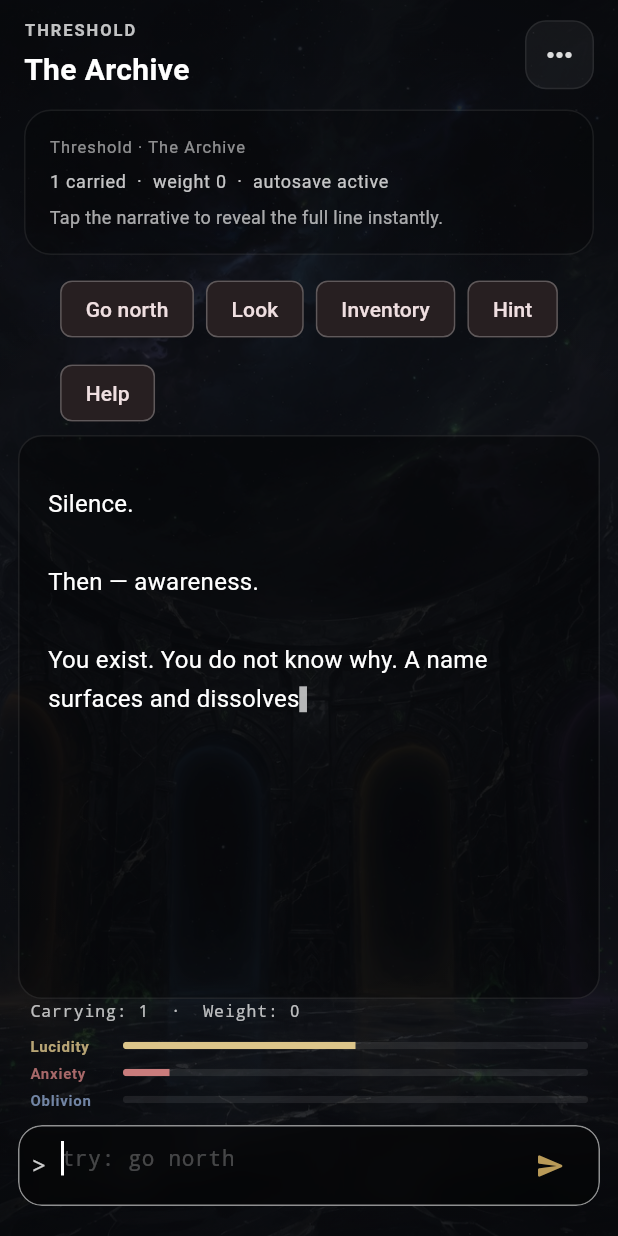
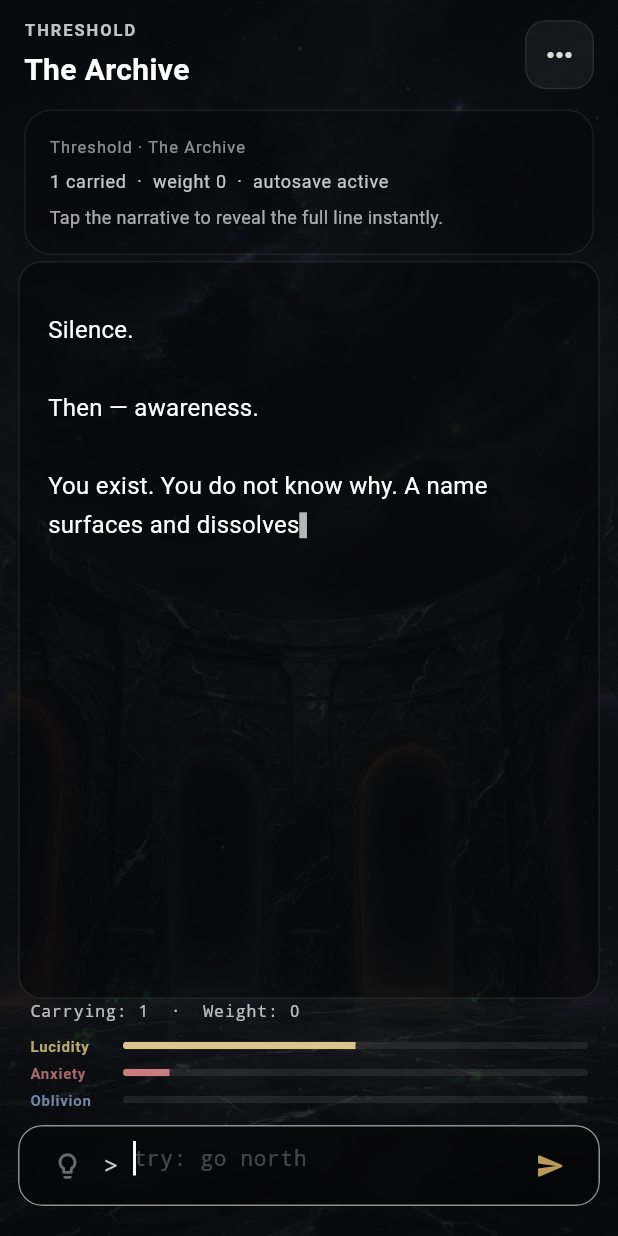
Before and after one commit to Vale717171/archive-of-oblivion, a Flutter app: the GameScreen screen opened directly, on a phone screen of 412 x 824 dp. Run offline on Flutter 3.47's test engine with Material 3 defaults, Android fonts, the phone set to English and light mode, and no system bars; our stand-ins replace flutter_riverpod, just_audio, sqflite; missing offline and left inert: audio_session; accounts and stored records are empty; Roboto replaces fonts that are missing (Georgia); statements that could not run were skipped.

Commit message:
fix: collapsible assist tray + La Zona early-game guard
- game_screen.dart: QuickCommandBar and Reuse chip moved behind a
  lightbulb toggle in the input row; hidden by default so the text
  area has maximum space. AnimatedSize tray between text and status bar.
- game_engine_provider.dart: La Zona now requires hasExplored (at least
  one simulacrum or non-zone puzzle) before activation; prevents 40%
  Zone roll on the second navigation command of a fresh game.
- docs/work_log.md: session entry prepended.

```diff
--- a/lib/features/game/game_engine_provider.dart
+++ b/lib/features/game/game_engine_provider.dart
@@ -3476,6 +3476,14 @@ class GameEngineNotifier extends AsyncNotifier<GameEngineState> {
         return 0; // Still in zone (haven't responded yet)
       }
     }
+
+    // La Zona must not interrupt a player who has not truly explored yet.
+    // Require at least one simulacrum found OR one non-zone puzzle completed.
+    // This prevents the Zone from activating on the very first navigations
+    // (e.g. consecutive_transits hits 2 after just two moves on a fresh game).
+    final bool hasExplored = simulacraCount > 0 ||
+        s.completedPuzzles.any((p) => !p.startsWith('zone_'));
+    if (!hasExplored) return 0;
 
     double prob;
 
--- a/lib/features/ui/game_screen.dart
+++ b/lib/features/ui/game_screen.dart
@@ -78,6 +78,10 @@ class _GameScreenState extends ConsumerState<GameScreen> {
   // -1 = "not yet observed" so the very first build never fires a threshold haptic.
   int _lastObservedOblivionLevel = -1;
   String? _lastSubmittedCommand;
+
+  // Assist tray (quick commands + reuse) — hidden by default so the text
+  // area gets maximum space; toggled by the lightbulb icon in the input row.
+  bool _assistVisible = false;
 
   // Walkthrough mode — activated by the secret unlock command.
   // Never persisted; resets to false on every app restart.
@@ -832,28 +836,6 @@ class _GameScreenState extends ConsumerState<GameScreen> {
                           typewriterRunning: _typewriterRunning,
                         ),
                       ),
-                    if (quickCommands.isNotEmpty)
-                      Padding(
-                        padding: const EdgeInsets.fromLTRB(16, 12, 16, 0),
-                        child: _QuickCommandBar(
-                          commands: quickCommands,
-                          onCommand: _queueQuickCommand,
-                          narrativeColor: narrativeColor,
-                        ),
-                      ),
-                    if (lastCommand != null)
-                      Padding(
-                        padding: const EdgeInsets.fromLTRB(16, 10, 16, 0),
-                        child: Align(
-                          alignment: Alignment.centerLeft,
-                          child: ActionChip(
-                            label: Text('Reuse: $lastCommand'),
-                            onPressed: () => _queueQuickCommand(lastCommand, submit: false),
-                            backgroundColor: Colors.white.withValues(alpha: 0.05),
-                            side: BorderSide(color: Colors.white.withValues(alpha: 0.08)),
-                          ),
-                        ),
-                      ),
                     // ── Message history ──────────────────────────────────────
                     Expanded(
                       child: Padding(
@@ -899,6 +881,44 @@ class _GameScreenState extends ConsumerState<GameScreen> {
                         ),
                       ),
 
+                    // ── Assist tray (quick commands) — visible on demand ─────
+                    if (_assistVisible)
+                      AnimatedSize(
+                        duration: const Duration(milliseconds: 200),
+                        curve: Curves.easeOut,
+                        child: Column(
+                          mainAxisSize: MainAxisSize.min,
+                          children: [
+                            if (quickCommands.isNotEmpty)
+                              Padding(
+                                padding: const EdgeInsets.fromLTRB(12, 6, 12, 0),
+                                child: _QuickCommandBar(
+                                  commands: quickCommands,
+                                  onCommand: _queueQuickCommand,
+                                  narrativeColor: narrativeColor,
+                                ),
+                              ),
+                            if (lastCommand != null)
+                              Padding(
+                                padding: const EdgeInsets.fromLTRB(12, 4, 12, 0),
+                                child: Align(
+                                  alignment: Alignment.centerLeft,
+                                  child: ActionChip(
+                                    label: Text('↑ $lastCommand'),
+                                    onPressed: () =>
+                                        _queueQuickCommand(lastCommand, submit: false),
+                                    backgroundColor:
+                                        Colors.white.withValues(alpha: 0.05),
+                                    side: BorderSide(
+                                        color:
+                                            Colors.white.withValues(alpha: 0.08)),
+                                  ),
+                                ),
+                              ),
+                          ],
+                        ),
+                      ),
+
                     // ── Status bar ───────────────────────────────────────────
                     _StatusBar(
                       weight: engine.psychoWeight,
@@ -923,6 +943,10 @@ class _GameScreenState extends ConsumerState<GameScreen> {
                           : () => _queueQuickCommand(lastCommand, submit: false),
                       onWalkthroughNext:
                           _walkthroughUnlocked ? _walkthroughNext : null,
+                      assistVisible: _assistVisible,
+                      onToggleAssist: (quickCommands.isNotEmpty || lastCommand != null)
+                          ? () => setState(() => _assistVisible = !_assistVisible)
+                          : null,
                     ),
 
                     const SizedBox(height: 8),
@@ -1569,6 +1593,9 @@ class _InputRow extends StatelessWidget {
   final String hintText;
   final VoidCallback? onRecallLast;
   final VoidCallback? onWalkthroughNext;
+  // Assist tray toggle — null when there is nothing to show.
+  final VoidCallback? onToggleAssist;
+  final bool assistVisible;
 
   const _InputRow({
     required this.controller,
@@ -1580,6 +1607,8 @@ class _InputRow extends StatelessWidget {
     required this.hintText,
     this.onRecallLast,
     this.onWalkthroughNext,
+    this.onToggleAssist,
+    this.assistVisible = false,
   });
 
   @override
@@ -1610,6 +1639,20 @@ class _InputRow extends StatelessWidget {
                 padding: const EdgeInsets.symmetric(horizontal: 8, vertical: 2),
                 child: Row(
                   children: [
+                    if (onToggleAssist != null)
+                      IconButton(
+                        tooltip: assistVisible ? 'Hide suggestions' : 'Show suggestions',
+                        onPressed: onToggleAssist,
+                        icon: Icon(
+                          assistVisible
+                              ? Icons.lightbulb
+                              : Icons.lightbulb_outline,
+                          size: 20,
+                          color: assistVisible
+                              ? const Color(0xFFB99A58)
+                              : narrativeColor.withValues(alpha: 0.40),
+                        ),
+                      ),
                     if (onRecallLast != null)
                       IconButton(
                         tooltip: 'Reuse last command',
```
Also changed, not shown: 1 other file.
